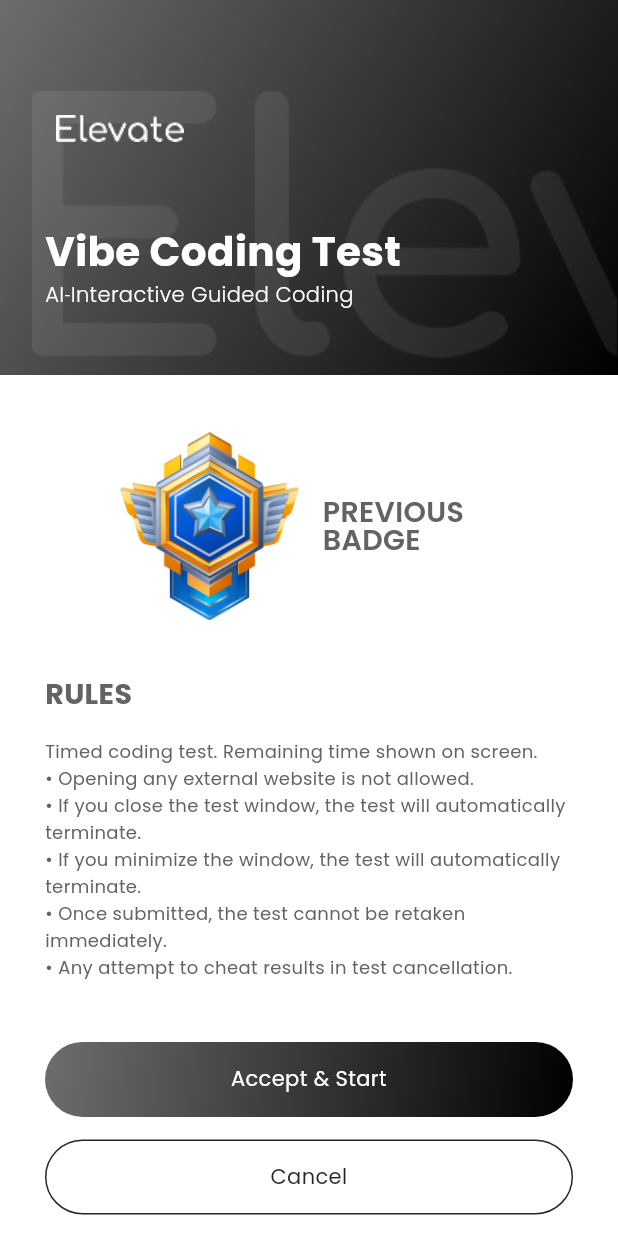
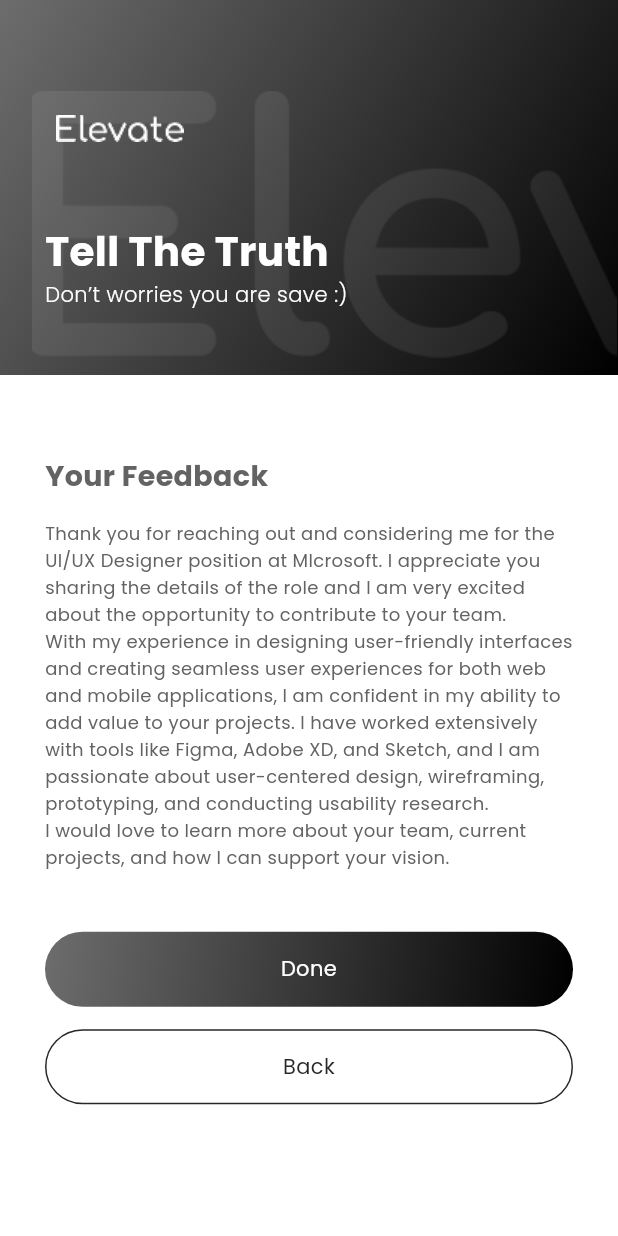
Before and after one commit to se-ahtisham/Elevate-App, a Flutter app: the screen it shows after launch, on a phone screen of 412 x 824 dp. Run offline on Flutter 3.47's test engine with Material 3 defaults, Android fonts, the phone set to English and light mode, and no system bars; our stand-ins replace google_fonts.

Commit message:
comanyRating

```diff
--- /dev/null
+++ b/lib/Pages/User_Screens/Job_Seeker_Screens/Job_Screens/user_rating_company.dart
@@ -0,0 +1,85 @@
+import 'package:elevate_app/Custom_Widgets/Buttons/text_button_gradient.dart';
+import 'package:elevate_app/Custom_Widgets/Buttons/texxt_button.dart';
+import 'package:elevate_app/Custom_Widgets/Header/elevate_header.dart';
+import 'package:elevate_app/Custom_Widgets/Text/custom_text.dart';
+import 'package:elevate_app/Resources/Colors/Solid_Colors/solid_colors.dart';
+import 'package:flutter/material.dart';
+import 'package:flutter/services.dart';
+
+class UserRatingCompany extends StatelessWidget {
+  const UserRatingCompany({super.key});
+
+  @override
+  Widget build(BuildContext context) {
+    return Scaffold(
+      backgroundColor: ElevateColor.white,
+      extendBodyBehindAppBar: true,
+      body: AnnotatedRegion<SystemUiOverlayStyle>(
+        value: SystemUiOverlayStyle.light,
+        child: Column(
+          crossAxisAlignment: CrossAxisAlignment.start,
+          children: [
+            ElevateHeader(
+              title: "Tell The Truth",
+              subTitle: "Don’t worries you are save :)",
+            ),
+            SizedBox(height: 10),
+            Padding(
+              padding: const EdgeInsets.symmetric(horizontal: 30.0),
+              child: Column(
+                crossAxisAlignment: CrossAxisAlignment.start,
+                children: [
+
+                   SizedBox(height: 20),
+                  CustomText(
+                    text: "Your Feedback",
+                    fontSize: 19,
+                    color: const Color.fromARGB(255, 99, 99, 99),
+                    fontWeight: FontWeight.w700,
+                    textAlign: TextAlign.justify,
+                    maxLines: 2,
+                    lineHeight: 1,
+                    overflow: TextOverflow.ellipsis,
+                  ),
+                  SizedBox(height: 20),
+                  CustomText(
+                    text: """Thank you for reaching out and considering me for the UI/UX Designer position at MIcrosoft. I appreciate you sharing the details of the role and I am very excited about the opportunity to contribute to your team.
+With my experience in designing user-friendly interfaces and creating seamless user experiences for both web and mobile applications, I am confident in my ability to add value to your projects. I have worked extensively with tools like Figma, Adobe XD, and Sketch, and I am passionate about user-centered design, wireframing, prototyping, and conducting usability research.
+I would love to learn more about your team, current projects, and how I can support your vision.""",
+                    fontSize: 12,
+                    color: const Color.fromARGB(255, 99, 99, 99),
+                    fontWeight: FontWeight.w400,
+                    textAlign: TextAlign.left,
+                    lineHeight: 1.5,
+                  ),
+                  SizedBox(height: 40),
+                  TextButtonGradient(
+                    text: "Done",
+                    height: 50,
+                    textSize: 14,
+                    textWeight: FontWeight.w400,
+                    borderRadius: 50,
+                    onTap: null,
+                  ),
+                  SizedBox(height: 15),
+                  TexxtButton(
+                    text: "Back",
+                    height: 50,
+                    textSize: 14,
+                    textColor: ElevateColor.gray,
+                    textWeight: FontWeight.w400,
+                    borderRadius: 50,
+                    backgroundColor: Colors.transparent,
+                    borderColor: ElevateColor.gray,
+                    borderWidth: 1,
+                    onTap: null,
+                  ),
+                ],
+              ),
+            ),
+          ],
+        ),
+      ),
+    );
+  }
+}
--- a/lib/main.dart
+++ b/lib/main.dart
@@ -1,5 +1,6 @@
 
 import 'package:elevate_app/Custom_Widgets/User_Widgets/user_post_new.dart';
+import 'package:elevate_app/Pages/User_Screens/Job_Seeker_Screens/Job_Screens/user_rating_company.dart';
 import 'package:elevate_app/Pages/User_Screens/Job_Seeker_Screens/Testing_Screens/experience_coding.dart';
 import 'package:elevate_app/Pages/User_Screens/Job_Seeker_Screens/Testing_Screens/hard_coding.dart';
 import 'package:elevate_app/Pages/User_Screens/Job_Seeker_Screens/Testing_Screens/vibe_coding.dart';
@@ -27,7 +28,7 @@
   Widget build(BuildContext context) {
     return const MaterialApp(
       debugShowCheckedModeBanner: false,
-      home: VibeCoding(),
+      home: UserRatingCompany(),
     );
   }
 }
```
